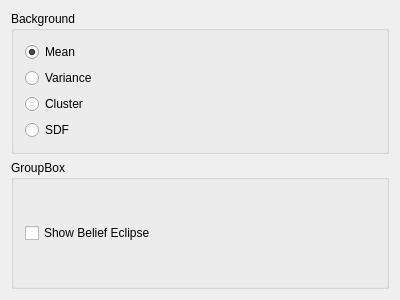
Before: the Qt Designer form ControlWidget.ui in ZhangMingdong/EnsembleClusterVis, drawn with Qt 5.
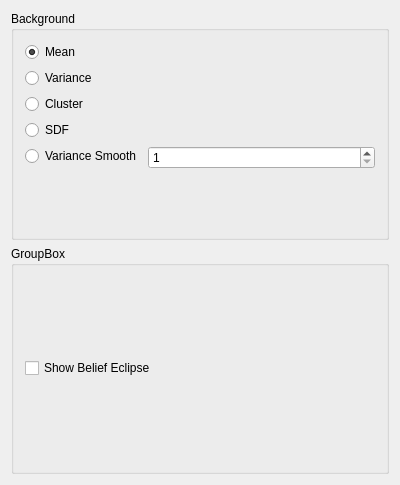
After: the same form once the commit is applied.

Diff of the .ui file:
```diff
--- a/ControlWidget.ui
+++ b/ControlWidget.ui
@@ -7,7 +7,7 @@
     <x>0</x>
     <y>0</y>
     <width>400</width>
-    <height>300</height>
+    <height>485</height>
    </rect>
   </property>
   <property name="windowTitle">
@@ -19,8 +19,8 @@
      <property name="title">
       <string>Background</string>
      </property>
-     <layout class="QVBoxLayout" name="verticalLayout">
-      <item>
+     <layout class="QFormLayout" name="formLayout">
+      <item row="0" column="0">
        <widget class="QRadioButton" name="radioButtonBackgroundMean">
         <property name="text">
          <string>Mean</string>
@@ -30,27 +30,44 @@
         </property>
        </widget>
       </item>
-      <item>
+      <item row="1" column="0">
        <widget class="QRadioButton" name="radioButtonBackgroundVari">
         <property name="text">
          <string>Variance</string>
         </property>
        </widget>
       </item>
-      <item>
+      <item row="2" column="0">
        <widget class="QRadioButton" name="radioButtonBackgroundCluster">
         <property name="text">
          <string>Cluster</string>
         </property>
        </widget>
       </item>
-      <item>
+      <item row="3" column="0">
        <widget class="QRadioButton" name="radioButtonBackgroundSDF">
         <property name="text">
          <string>SDF</string>
         </property>
        </widget>
       </item>
+      <item row="4" column="0">
+       <widget class="QRadioButton" name="radioButtonBackgroundVarSmooth">
+        <property name="text">
+         <string>Variance Smooth</string>
+        </property>
+       </widget>
+      </item>
+      <item row="4" column="1">
+       <widget class="QSpinBox" name="spinBoxVarSmooth">
+        <property name="minimum">
+         <number>1</number>
+        </property>
+        <property name="maximum">
+         <number>10</number>
+        </property>
+       </widget>
+      </item>
      </layout>
     </widget>
    </item>
@@ -59,7 +76,7 @@
      <property name="title">
       <string>GroupBox</string>
      </property>
-     <layout class="QVBoxLayout" name="verticalLayout_2">
+     <layout class="QVBoxLayout" name="verticalLayout">
       <item>
        <widget class="QCheckBox" name="checkBoxShowEllipse">
         <property name="text">
```
